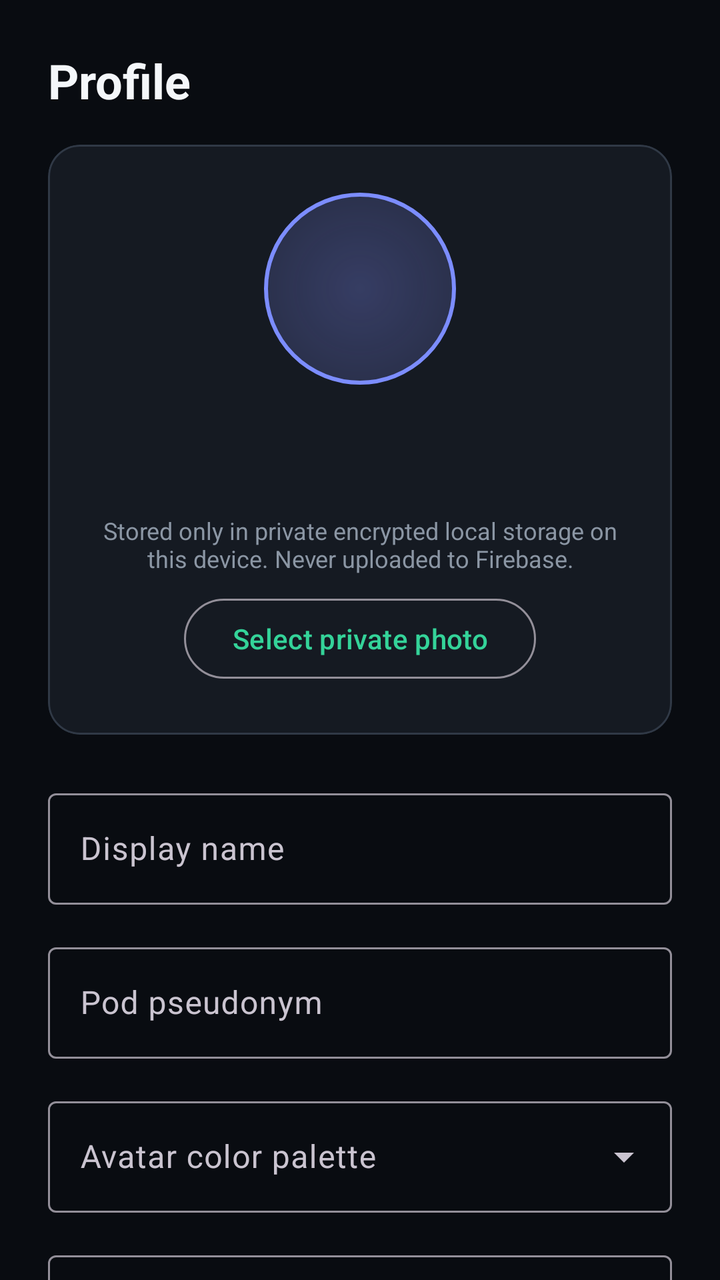
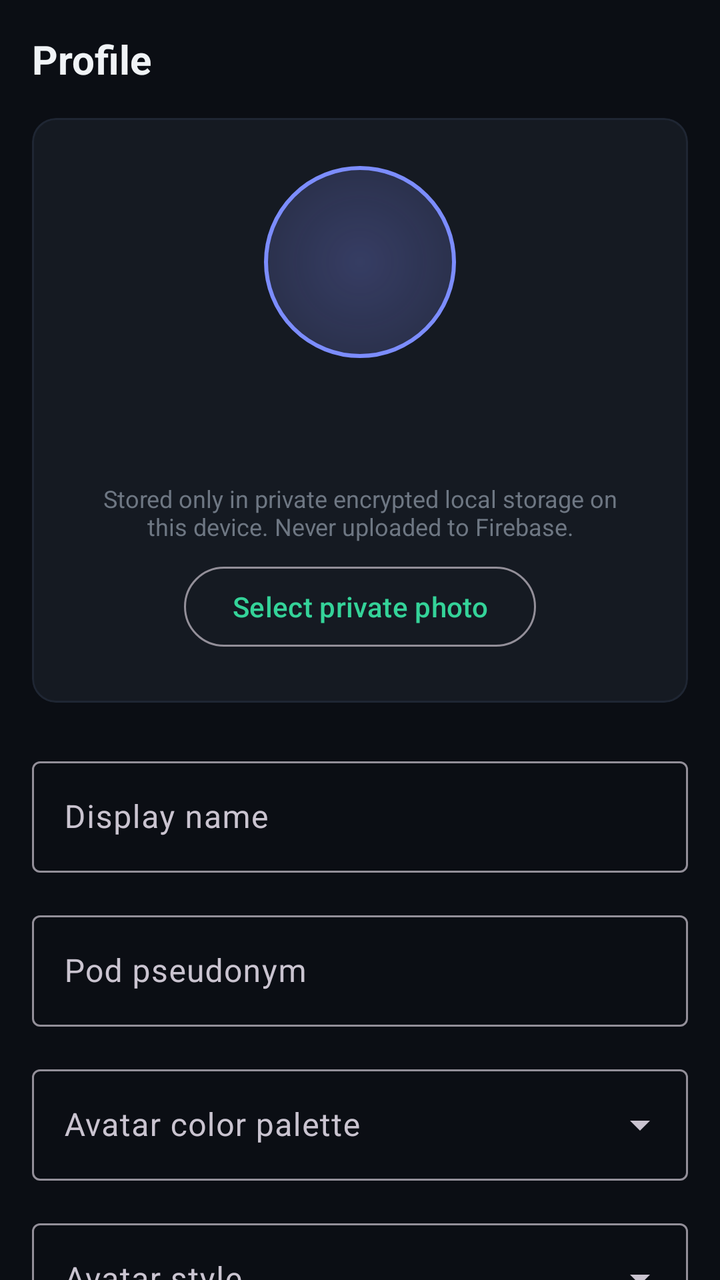

Two renders of the same Android screen: before a commit and after it. Below are the layout's source before the change and the commit's diff.
<!-- AndroidManifest.xml: application theme Theme.Prottasha -->
<!-- res/layout/activity_profile.xml -->
<?xml version="1.0" encoding="utf-8"?>
<androidx.core.widget.NestedScrollView xmlns:android="http://schemas.android.com/apk/res/android"
    xmlns:app="http://schemas.android.com/apk/res-auto"
    android:layout_width="match_parent"
    android:layout_height="match_parent"
    android:fillViewport="true">

    <LinearLayout
        android:layout_width="match_parent"
        android:layout_height="wrap_content"
        android:orientation="vertical"
        android:padding="@dimen/spacing_large">

        <TextView
            android:layout_width="match_parent"
            android:layout_height="wrap_content"
            android:text="@string/profile_title"
            android:textColor="@color/color_text_primary"
            android:textSize="@dimen/text_headline"
            android:textStyle="bold" />

        
        <com.google.android.material.card.MaterialCardView
            android:layout_width="match_parent"
            android:layout_height="wrap_content"
            android:layout_marginTop="@dimen/spacing_medium"
            app:cardBackgroundColor="@color/color_surface_card"
            app:cardCornerRadius="16dp"
            app:strokeColor="@color/color_border_subtle"
            app:strokeWidth="1dp">

            <LinearLayout
                android:layout_width="match_parent"
                android:layout_height="wrap_content"
                android:gravity="center_horizontal"
                android:orientation="vertical"
                android:padding="@dimen/spacing_large">

                <ImageView
                    android:id="@+id/profile_photo_image"
                    android:layout_width="96dp"
                    android:layout_height="96dp"
                    android:background="@drawable/bg_breathing_circle"
                    android:contentDescription="@string/profile_photo_label"
                    android:scaleType="centerCrop" />

                <TextView
                    android:id="@+id/profile_avatar_initials"
                    android:layout_width="wrap_content"
                    android:layout_height="wrap_content"
                    android:layout_marginTop="@dimen/spacing_small"
                    android:textColor="@color/color_text_primary"
                    android:textSize="20sp"
                    android:textStyle="bold" />

                <TextView
                    android:id="@+id/profile_pseudonym_preview"
                    android:layout_width="wrap_content"
                    android:layout_height="wrap_content"
                    android:textColor="@color/color_text_secondary"
                    android:textSize="@dimen/text_body" />

                <TextView
                    android:layout_width="match_parent"
                    android:layout_height="wrap_content"
                    android:layout_marginTop="@dimen/spacing_small"
                    android:text="@string/profile_photo_desc"
                    android:textAlignment="center"
                    android:textColor="@color/color_text_tertiary"
                    android:textSize="12sp" />

                <LinearLayout
                    android:layout_width="wrap_content"
                    android:layout_height="wrap_content"
                    android:layout_marginTop="@dimen/spacing_small"
                    android:orientation="horizontal">

                    <com.google.android.material.button.MaterialButton
                        android:id="@+id/profile_choose_photo_button"
                        style="@style/Widget.Material3.Button.OutlinedButton"
                        android:layout_width="wrap_content"
                        android:layout_height="wrap_content"
                        android:minHeight="@dimen/touch_target_min"
                        android:text="@string/profile_choose_photo" />

                    <com.google.android.material.button.MaterialButton
                        android:id="@+id/profile_remove_photo_button"
                        style="@style/Widget.Material3.Button.TextButton"
                        android:layout_width="wrap_content"
                        android:layout_height="wrap_content"
                        android:layout_marginStart="@dimen/spacing_small"
                        android:minHeight="@dimen/touch_target_min"
                        android:text="@string/profile_remove_photo"
                        android:textColor="@color/color_crisis"
                        android:visibility="gone" />
                </LinearLayout>

            </LinearLayout>
        </com.google.android.material.card.MaterialCardView>

        
        <com.google.android.material.textfield.TextInputLayout
            android:id="@+id/profile_display_name_layout"
            style="@style/Widget.Material3.TextInputLayout.OutlinedBox"
            android:layout_width="match_parent"
            android:layout_height="wrap_content"
            android:layout_marginTop="@dimen/spacing_large"
            android:hint="@string/profile_display_name_hint">

            <com.google.android.material.textfield.TextInputEditText
                android:id="@+id/profile_display_name_input"
                android:layout_width="match_parent"
                android:layout_height="wrap_content"
                android:inputType="textPersonName"
                android:maxLength="80"
                android:maxLines="1" />
        </com.google.android.material.textfield.TextInputLayout>

        
        <com.google.android.material.textfield.TextInputLayout
            android:id="@+id/profile_pseudonym_layout"
            style="@style/Widget.Material3.TextInputLayout.OutlinedBox"
            android:layout_width="match_parent"
            android:layout_height="wrap_content"
            android:layout_marginTop="@dimen/spacing_medium"
            android:hint="@string/profile_pseudonym_hint">

            <com.google.android.material.textfield.TextInputEditText
                android:id="@+id/profile_pseudonym_input"
                android:layout_width="match_parent"
                android:layout_height="wrap_content"
                android:inputType="text"
                android:maxLength="40"
                android:maxLines="1" />
        </com.google.android.material.textfield.TextInputLayout>

        
        <com.google.android.material.textfield.TextInputLayout
            android:id="@+id/profile_palette_layout"
            style="@style/Widget.Material3.TextInputLayout.OutlinedBox.ExposedDropdownMenu"
            android:layout_width="match_parent"
            android:layout_height="wrap_content"
            android:layout_marginTop="@dimen/spacing_medium"
            android:hint="@string/profile_avatar_palette_hint">

            <AutoCompleteTextView
                android:id="@+id/profile_palette_dropdown"
                android:layout_width="match_parent"
                android:layout_height="wrap_content"
                android:inputType="none" />
        </com.google.android.material.textfield.TextInputLayout>

        
        <com.google.android.material.textfield.TextInputLayout
            android:id="@+id/profile_style_layout"
            style="@style/Widget.Material3.TextInputLayout.OutlinedBox.ExposedDropdownMenu"
            android:layout_width="match_parent"
            android:layout_height="wrap_content"
            android:layout_marginTop="@dimen/spacing_medium"
            android:hint="@string/profile_avatar_style_hint">

            <AutoCompleteTextView
                android:id="@+id/profile_style_dropdown"
                android:layout_width="match_parent"
                android:layout_height="wrap_content"
                android:inputType="none" />
        </com.google.android.material.textfield.TextInputLayout>

        <TextView
            android:id="@+id/profile_error_text"
            android:layout_width="match_parent"
            android:layout_height="wrap_content"
            android:layout_marginTop="@dimen/spacing_small"
            android:accessibilityLiveRegion="polite"
            android:textColor="@color/color_crisis"
            android:visibility="gone" />

        <ProgressBar
            android:id="@+id/profile_progress"
            android:layout_width="wrap_content"
            android:layout_height="wrap_content"
            android:layout_gravity="center_horizontal"
            android:layout_marginTop="@dimen/spacing_medium"
            android:visibility="gone" />

        
        <com.google.android.material.button.MaterialButton
            android:id="@+id/profile_save_button"
            android:layout_width="match_parent"
            android:layout_height="wrap_content"
            android:layout_marginTop="@dimen/spacing_large"
            android:minHeight="@dimen/touch_target_min"
            android:text="@string/profile_save_action" />

    </LinearLayout>
</androidx.core.widget.NestedScrollView>
<!-- resources referenced by this layout -->
<resources>
  <color name="color_border_subtle">@color/color_border</color>
  <color name="color_crisis">#F87171</color>
  <color name="color_surface_card">@color/color_surface</color>
  <color name="color_text_primary">#F4F7FA</color>
  <color name="color_text_secondary">#A9B3C0</color>
  <color name="color_text_tertiary">@color/color_text_muted</color>
  <dimen name="spacing_large">24dp</dimen>
  <dimen name="spacing_medium">16dp</dimen>
  <dimen name="spacing_small">8dp</dimen>
  <dimen name="text_body">16sp</dimen>
  <dimen name="text_headline">24sp</dimen>
  <dimen name="touch_target_min">48dp</dimen>
  <!-- drawable bg_breathing_circle (drawable) -->
  <?xml version="1.0" encoding="utf-8"?>
  <shape xmlns:android="http://schemas.android.com/apk/res/android"
      android:shape="oval">
      <gradient
          android:type="radial"
          android:gradientRadius="140dp"
          android:startColor="#4D818CF8"
          android:centerColor="#26818CF8"
          android:endColor="#05818CF8" />
      <stroke
          android:width="2dp"
          android:color="@color/color_identity_glow" />
  </shape>
  <string name="profile_avatar_palette_hint">Avatar color palette</string>
  <string name="profile_avatar_style_hint">Avatar style</string>
  <string name="profile_choose_photo">Select private photo</string>
  <string name="profile_display_name_hint">Display name</string>
  <string name="profile_photo_desc">Stored only in private encrypted local storage on this device. Never uploaded to Firebase.</string>
  <string name="profile_photo_label">Private profile photo</string>
  <string name="profile_pseudonym_hint">Pod pseudonym</string>
  <string name="profile_remove_photo">Remove photo</string>
  <string name="profile_save_action">Save changes</string>
  <string name="profile_title">Profile</string>
  <style name="Theme.Prottasha" parent="Theme.Material3.Dark.NoActionBar">
          <item name="android:windowBackground">@color/color_background</item>
          <item name="android:colorBackground">@color/color_background</item>
          <item name="colorSurface">@color/color_surface</item>
          <item name="colorSurfaceVariant">@color/color_surface_raised</item>
          <item name="colorPrimary">@color/color_hope</item>
          <item name="colorOnPrimary">@color/color_on_hope</item>
          <item name="colorSecondary">@color/color_identity</item>
          <item name="colorOnSecondary">@color/color_on_identity</item>
          <item name="colorError">@color/color_crisis</item>
          <item name="colorOnError">@color/color_on_crisis</item>
          <item name="android:textColorPrimary">@color/color_text_primary</item>
          <item name="android:textColorSecondary">@color/color_text_secondary</item>
          <item name="android:navigationBarColor">@color/color_background</item>
          <item name="android:statusBarColor">@color/color_background</item>
          <item name="android:windowLightStatusBar">false</item>
      </style>
  <color name="color_border">#303946</color>
  <color name="color_surface">#151A22</color>
  <color name="color_text_muted">#8B96A4</color>
  <color name="color_identity_glow">@color/color_identity</color>
  <color name="color_background">#090C11</color>
  <color name="color_surface_raised">#202833</color>
  <color name="color_hope">#34D399</color>
  <color name="color_on_hope">#090C11</color>
  <color name="color_identity">#7C8DFF</color>
  <color name="color_on_identity">#090C11</color>
  <color name="color_on_crisis">#090C11</color>
</resources>

<!-- the commit's change to res/layout/activity_profile.xml (unified diff, before → after) -->
@@ -9,7 +9,7 @@
         android:layout_width="match_parent"
         android:layout_height="wrap_content"
         android:orientation="vertical"
-        android:padding="@dimen/spacing_large">
+        android:padding="@dimen/spacing_medium">
 
         <TextView
             android:layout_width="match_parent"
@@ -25,7 +25,7 @@
             android:layout_height="wrap_content"
             android:layout_marginTop="@dimen/spacing_medium"
             app:cardBackgroundColor="@color/color_surface_card"
-            app:cardCornerRadius="16dp"
+            app:cardCornerRadius="@dimen/card_corner_radius"
             app:strokeColor="@color/color_border_subtle"
             app:strokeWidth="1dp">
 
<!-- resource entries referenced after the edit -->
@@ -1,16 +1,17 @@
 <!-- resources referenced by this layout -->
 <resources>
-  <color name="color_border_subtle">@color/color_border</color>
+  <color name="color_border_subtle">#1F2633</color>
   <color name="color_crisis">#F87171</color>
   <color name="color_surface_card">@color/color_surface</color>
-  <color name="color_text_primary">#F4F7FA</color>
-  <color name="color_text_secondary">#A9B3C0</color>
+  <color name="color_text_primary">#F0F3F6</color>
+  <color name="color_text_secondary">#9DA7B3</color>
   <color name="color_text_tertiary">@color/color_text_muted</color>
+  <dimen name="card_corner_radius">12dp</dimen>
   <dimen name="spacing_large">24dp</dimen>
   <dimen name="spacing_medium">16dp</dimen>
   <dimen name="spacing_small">8dp</dimen>
-  <dimen name="text_body">16sp</dimen>
-  <dimen name="text_headline">24sp</dimen>
+  <dimen name="text_body">14sp</dimen>
+  <dimen name="text_headline">20sp</dimen>
   <dimen name="touch_target_min">48dp</dimen>
   <!-- drawable bg_breathing_circle (drawable) -->
   <?xml version="1.0" encoding="utf-8"?>
@@ -53,16 +54,15 @@
           <item name="android:statusBarColor">@color/color_background</item>
           <item name="android:windowLightStatusBar">false</item>
       </style>
-  <color name="color_border">#303946</color>
   <color name="color_surface">#151A22</color>
-  <color name="color_text_muted">#8B96A4</color>
+  <color name="color_text_muted">#6E7783</color>
   <color name="color_identity_glow">@color/color_identity</color>
-  <color name="color_background">#090C11</color>
-  <color name="color_surface_raised">#202833</color>
+  <color name="color_background">#0B0E14</color>
+  <color name="color_surface_raised">#1C232D</color>
   <color name="color_hope">#34D399</color>
-  <color name="color_on_hope">#090C11</color>
+  <color name="color_on_hope">#0B0E14</color>
   <color name="color_identity">#7C8DFF</color>
-  <color name="color_on_identity">#090C11</color>
-  <color name="color_on_crisis">#090C11</color>
+  <color name="color_on_identity">#0B0E14</color>
+  <color name="color_on_crisis">#0B0E14</color>
 </resources>
 
